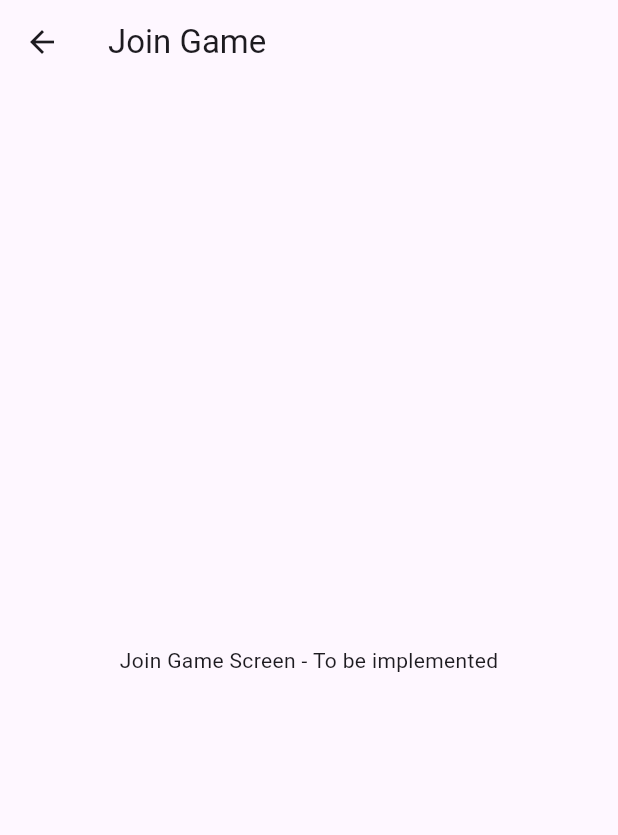
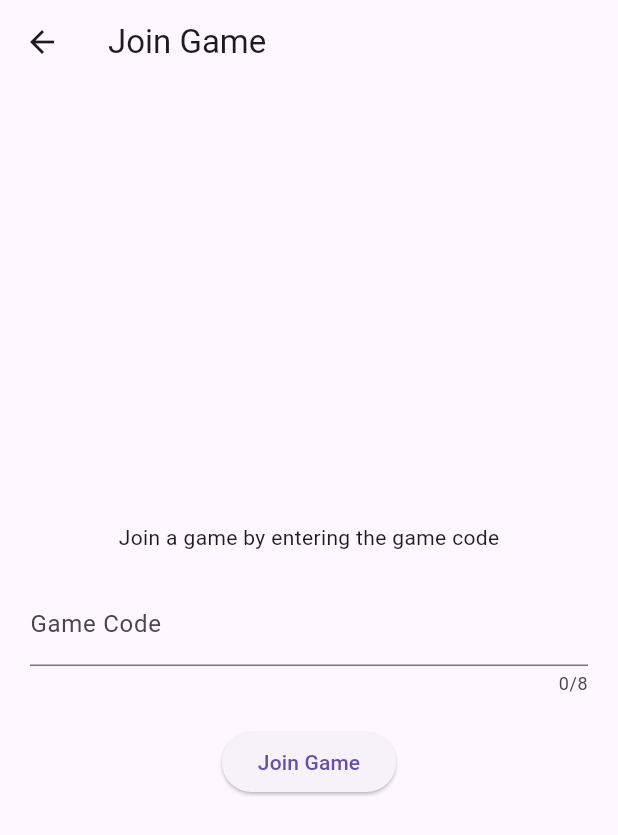
Before and after one commit to ssl-27/orienteering_gameapp, a Flutter app: the JoinGameScreen screen opened directly, on a phone screen of 412 x 824 dp. Shown: the top 835 px of the screen. Run offline on Flutter 3.47's test engine with Material 3 defaults, Android fonts, the phone set to English and light mode, and no system bars; our stand-ins replace device_info_plus, flutter_map, latlong2, permission_handler, qr_flutter, share_plus and 1 more; accounts and stored records are empty; network calls fail.

Commit message:
added support for map selection, and prepare for join game mechanism

```diff
--- a/lib/models/task.dart
+++ b/lib/models/task.dart
@@ -1,7 +1,8 @@
 import 'package:orienteering/models/task_type.dart';
 
 class Task {
-  final String id;
+  final String currentGameCode;
+  final String taskId;
   final String name;
   final String location;
   final String content;
@@ -11,7 +12,8 @@ class Task {
   final Map<String, dynamic> additionalData;
 
   Task({
-    required this.id,
+    required this.currentGameCode,
+    required this.taskId,
     required this.location,
     required this.points,
     required this.content,
@@ -23,7 +25,8 @@ class Task {
 
   Map<String, dynamic> toJson() {
     return {
-      'id': id,
+      'gameCode': currentGameCode,
+      'id': taskId,
       'name': name,
       'location': location,
       'points': points,
@@ -36,7 +39,8 @@ class Task {
 
   factory Task.fromJson(Map<String, dynamic> json) {
     return Task(
-      id: json['id'],
+      currentGameCode: json['gameCode'],
+      taskId: json['id'],
       name: json['name'],
       location: json['location'],
       points: json['points'],
--- a/lib/screens/join_game_screen.dart
+++ b/lib/screens/join_game_screen.dart
@@ -1,8 +1,22 @@
-// lib/screens/join_game_screen.dart
 import 'package:flutter/material.dart';
+import 'package:http/http.dart' as http;
 
-class JoinGameScreen extends StatelessWidget {
+class JoinGameScreen extends StatefulWidget {
   const JoinGameScreen({super.key});
+
+
+  @override
+  State<JoinGameScreen> createState() => _JoinGameScreenState();
+}
+
+class _JoinGameScreenState extends State<JoinGameScreen> {
+  final TextEditingController _gameCodeController = TextEditingController();
+
+  @override
+  void dispose() {
+    _gameCodeController.dispose();
+    super.dispose();
+  }
 
   @override
   Widget build(BuildContext context) {
@@ -10,8 +24,38 @@ class JoinGameScreen extends StatelessWidget {
       appBar: AppBar(
         title: const Text('Join Game'),
       ),
-      body: const Center(
-        child: Text('Join Game Screen - To be implemented'),
+      body: Center(
+        child: Column(
+          mainAxisAlignment: MainAxisAlignment.center,
+          children: [
+          const Text("Join a game by entering the game code"),
+            Padding(padding: const EdgeInsets.all(20),
+              child: TextField(
+                controller: _gameCodeController,
+                maxLength: 8,
+                decoration: const InputDecoration(
+                  labelText: 'Game Code',
+                ),
+              ),
+            ),
+            ElevatedButton(onPressed: ()
+                async {
+                  final gameCode = _gameCodeController.text;
+                  final response = await http.get(
+                    Uri.parse('https://10.0.2.2:3000/gameCodes?gameCode=$gameCode')
+                  );
+                  if (response.statusCode == 200) {
+                    Navigator.pushNamed(context, '/game', arguments: gameCode);
+                  } else {
+                    ScaffoldMessenger.of(context).showSnackBar(
+                      const SnackBar(
+                        content: Text('Game not found'),
+                      ),
+                    );
+                  }
+                }, child: const Text('Join Game')),
+          ],
+        ),
       ),
     );
   }
--- a/lib/utils/qr_code_manager.dart
+++ b/lib/utils/qr_code_manager.dart
@@ -30,7 +30,7 @@ class QRCodeManager {
       final androidInfo = await DeviceInfoPlugin().androidInfo;
       final sdkInt = androidInfo.version.sdkInt;
       if (sdkInt != null && sdkInt >= 33) {
-        final status = await Permission.storage.request();
+        final status = await Permission.photos.request();
         return status.isGranted;
       } else {
         final status = await Permission.storage.request();
@@ -43,7 +43,6 @@ class QRCodeManager {
   static Future<String> saveQRCode(Uint8List imageBytes, String gameCode, String location) async {
     final hasPermission = await requestStoragePermission();
     if (!hasPermission) {
-      await openAppSettings();
       throw Exception('Storage permission denied');
     }
 
--- a/pubspec.yaml
+++ b/pubspec.yaml
@@ -53,8 +53,10 @@ dev_dependencies:
   uuid: ^3.0.7
   qr_flutter: ^4.1.0
   path_provider: ^2.1.1
-  google_maps_flutter: ^2.5.0
   device_info_plus: ^9.0.0
+  flutter_map: ^4.0.0
+  latlong2: ^0.8.1
+  http: ^0.13.3
 
 # For information on the generic Dart part of this file, see the
 # following page: https://dart.dev/tools/pub/pubspec
```
Also changed, not shown: lib/screens/add_task_screen.dart (+82 -19 lines), lib/screens/game_screen.dart (+24 -7 lines), pubspec.lock, 2 other files.
